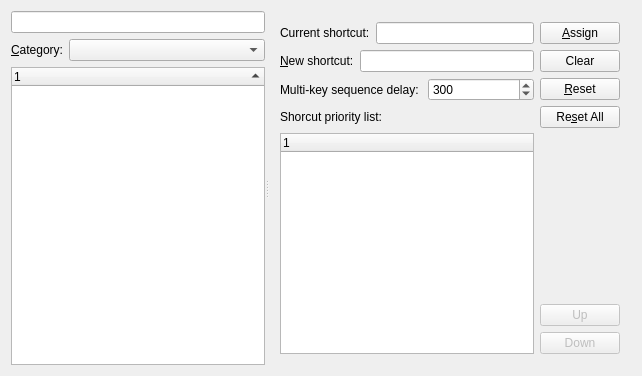
First picture: the form in src/Gui/DlgKeyboard.ui, repository wavexx/FreeCAD, before the edit.
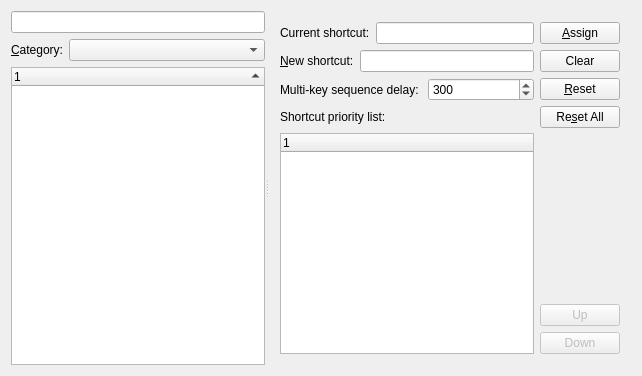
Second picture: the form after the edit. Custom widgets are drawn as their Qt base class.

Patch:
```diff
--- a/src/Gui/DlgKeyboard.ui
+++ b/src/Gui/DlgKeyboard.ui
@@ -206,7 +206,7 @@
 same time. The one with the highest priority will be triggered.</string>
            </property>
            <property name="text">
-            <string>Shorcut priority list:</string>
+            <string>Shortcut priority list:</string>
            </property>
           </widget>
          </item>
```
